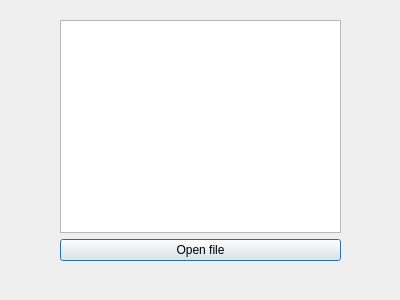
The window that unix_qt/mydialog.ui (timdin/UNIX-project) describes before a commit, drawn with Qt 5.
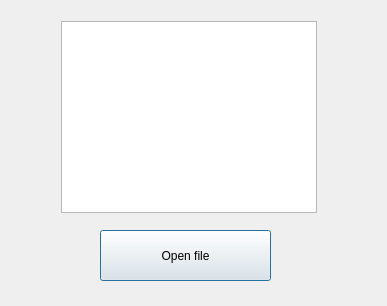
The same window after the commit.

Patch:
```diff
--- a/unix_qt/mydialog.ui
+++ b/unix_qt/mydialog.ui
@@ -6,34 +6,35 @@
    <rect>
     <x>0</x>
     <y>0</y>
-    <width>400</width>
-    <height>300</height>
+    <width>387</width>
+    <height>306</height>
    </rect>
   </property>
   <property name="windowTitle">
    <string>Dialog</string>
   </property>
-  <widget class="QWidget" name="layoutWidget">
+  <widget class="QListWidget" name="listWidget">
    <property name="geometry">
     <rect>
-     <x>60</x>
-     <y>20</y>
-     <width>281</width>
-     <height>241</height>
+     <x>61</x>
+     <y>21</y>
+     <width>256</width>
+     <height>192</height>
     </rect>
    </property>
-   <layout class="QVBoxLayout" name="verticalLayout">
-    <item>
-     <widget class="QListWidget" name="listWidget"/>
-    </item>
-    <item>
+  </widget>
      <widget class="QPushButton" name="pushButton">
+   <property name="geometry">
+    <rect>
+     <x>100</x>
+     <y>230</y>
+     <width>171</width>
+     <height>51</height>
+    </rect>
+   </property>
       <property name="text">
        <string>Open file</string>
       </property>
-     </widget>
-    </item>
-   </layout>
   </widget>
  </widget>
  <resources/>
```
Lines whose indentation alone changed are shown as unchanged.
